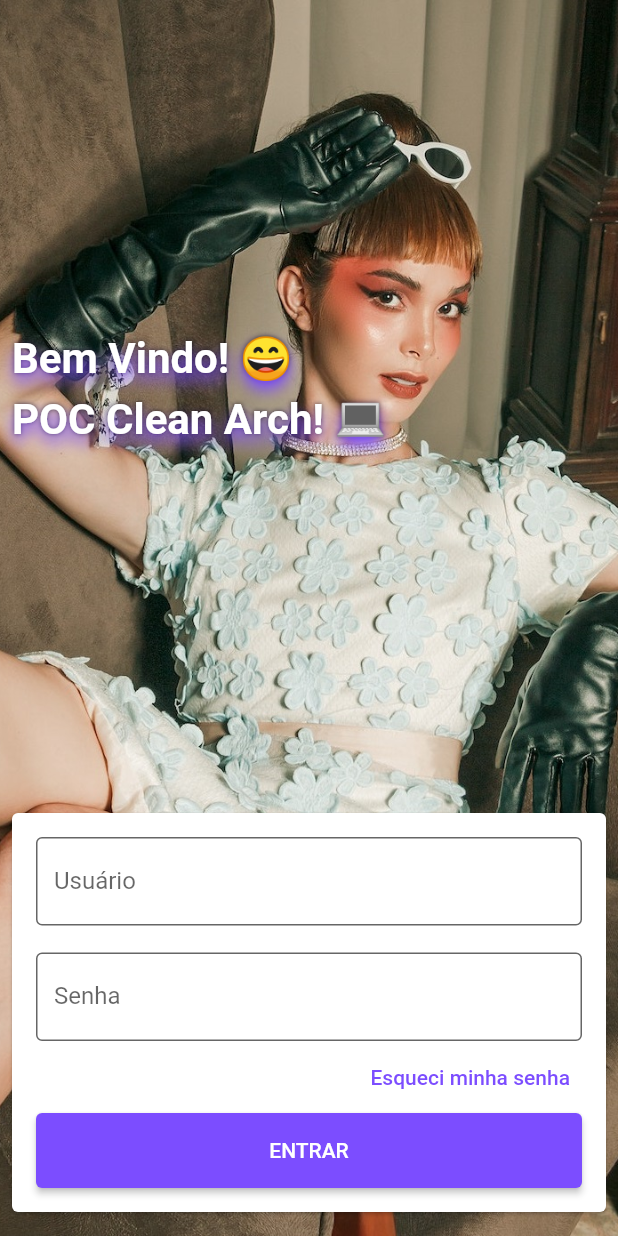
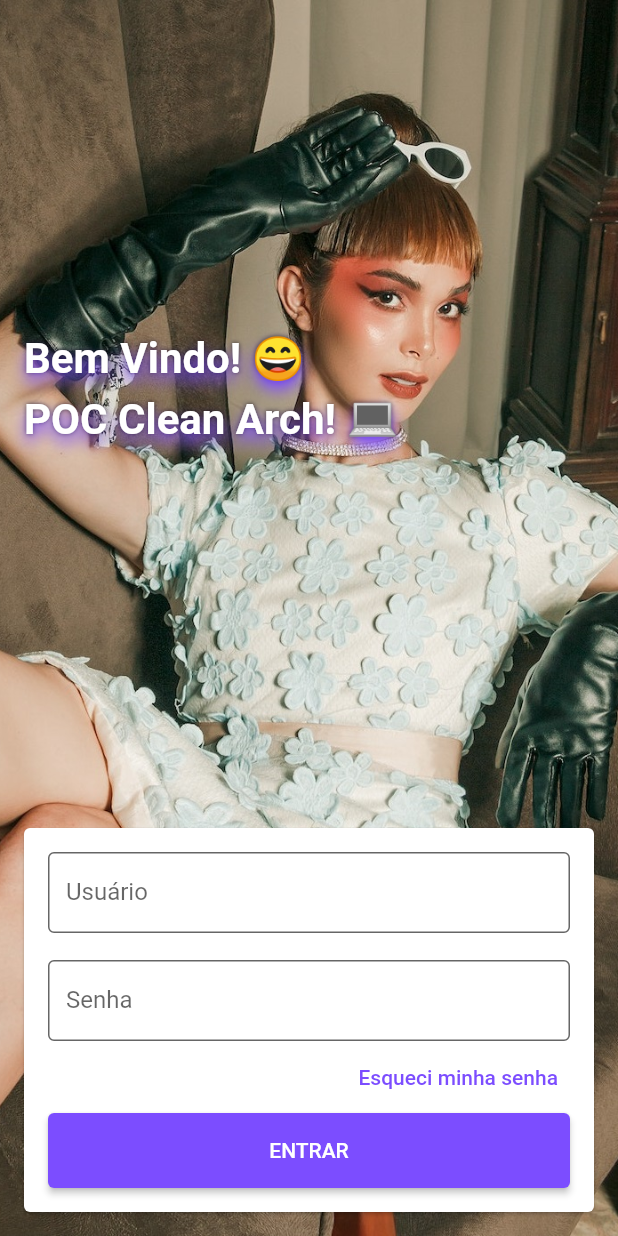
Before and after one commit to Gabriel-S-Souza/clean_arch_app, a Flutter app: the screen it shows after launch, on a phone screen of 412 x 824 dp. Run offline on Flutter 3.47's test engine with Material 2 defaults, Android fonts, the phone set to English and light mode, and no system bars; our stand-ins replace dartz, dio, email_validator, mobx; generated files the repository leaves out were written again.

Commit message:
Updates the paddings in the login screen

```diff
--- a/lib/app/features/login/ui/login_screen.dart
+++ b/lib/app/features/login/ui/login_screen.dart
@@ -17,7 +17,7 @@ class LoginScreen extends StatelessWidget {
               Positioned(
                 top: size.height * 0.27,
                 child: Padding(
-                  padding: const EdgeInsets.only(left: 8.0),
+                  padding: const EdgeInsets.only(left: 16.0),
                   child: Column(
                     crossAxisAlignment: CrossAxisAlignment.start,
                     children: [
@@ -70,7 +70,7 @@ class LoginScreen extends StatelessWidget {
                 mainAxisAlignment: MainAxisAlignment.end,
                 children: [
                   Card(
-                    margin: const EdgeInsets.fromLTRB(8, 0, 8, 16),
+                    margin: const EdgeInsets.fromLTRB(16, 0, 16, 16),
                     child: Padding(
                       padding: const EdgeInsets.all(16),
                       child: Column(
--- a/lib/app/features/login/ui/widgets/text_field_widget.dart
+++ b/lib/app/features/login/ui/widgets/text_field_widget.dart
@@ -52,7 +52,9 @@ class TextFieldWidget extends StatelessWidget {
   }) : super(key: key);
 
   @override
-  Widget build(BuildContext context) => TextFormField(
+  Widget build(BuildContext context) => SizedBox(
+    height: 54,
+    child: TextFormField(
       textCapitalization: textCapitalization,
       inputFormatters: inputFormatters,
       controller: controller,
@@ -92,5 +94,6 @@ class TextFieldWidget extends StatelessWidget {
         suffixIcon: suffix,
         errorText: errorMessageAsync,
       ),
+    ),
   );
 }
```
Lines whose indentation alone changed are shown as unchanged.
